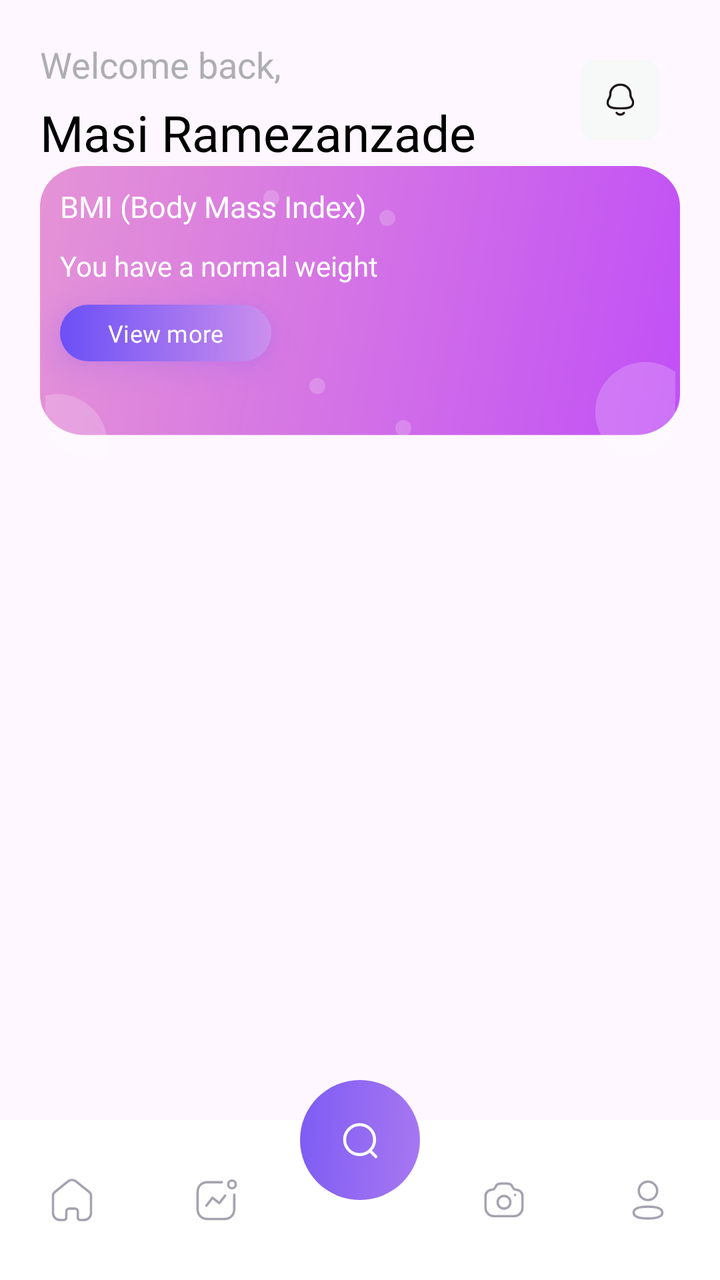
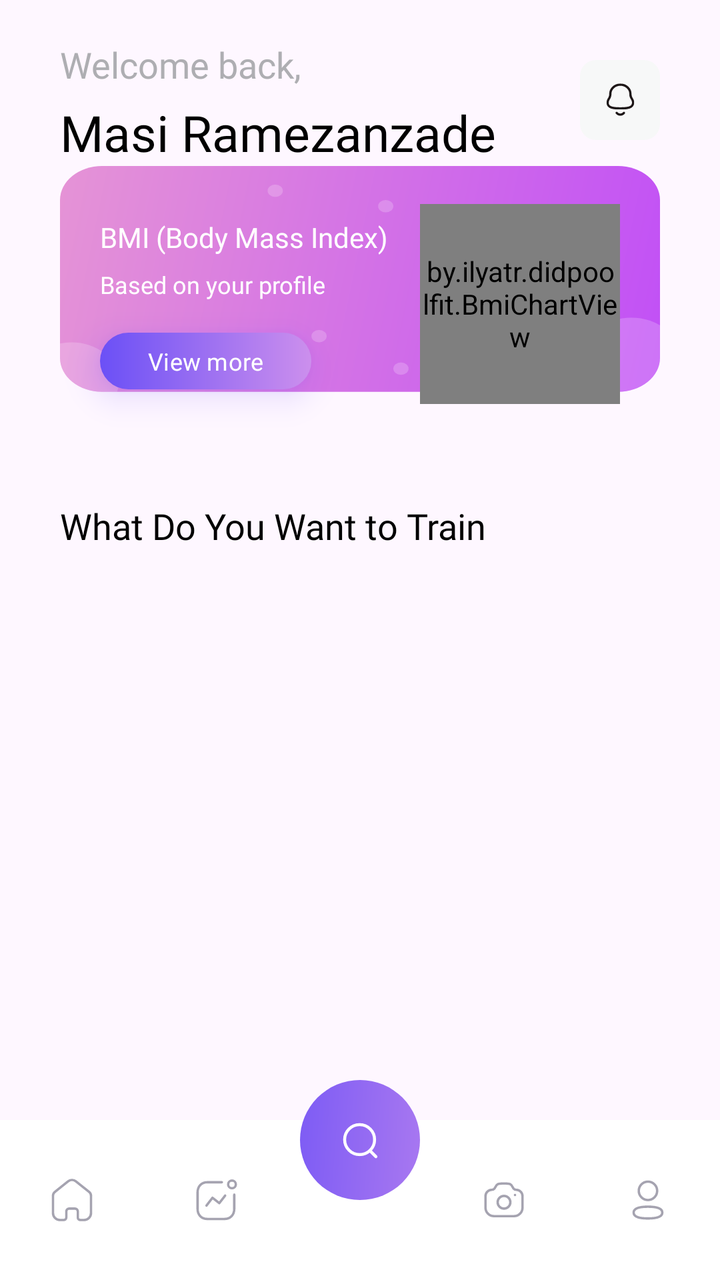

Screens rendered from an Android XML layout before and after an edit, with the pre-edit source and the edit as a unified diff.
<!-- AndroidManifest.xml: application theme Theme.DIDPOOLFit -->
<!-- res/layout/activity_home.xml -->
<?xml version="1.0" encoding="utf-8"?>
<androidx.constraintlayout.widget.ConstraintLayout xmlns:android="http://schemas.android.com/apk/res/android"
    xmlns:app="http://schemas.android.com/apk/res-auto"
    xmlns:tools="http://schemas.android.com/tools"
    android:id="@+id/main"
    android:layout_width="match_parent"
    android:layout_height="match_parent"
    tools:context=".HomeActivity">

    <TextView
        android:id="@+id/welcome_back"
        android:layout_width="wrap_content"
        android:layout_height="wrap_content"
        android:text="Welcome back,"
        android:textColor="#AEAEB2"
        android:fontFamily="@font/poppins_regular"
        app:layout_constraintStart_toStartOf="parent"
        app:layout_constraintTop_toTopOf="parent"
        android:layout_marginTop="20dp"
        android:layout_marginStart="20dp"
        android:textSize="18sp"/>
    <TextView
        android:id="@+id/name"
        android:layout_width="wrap_content"
        android:layout_height="wrap_content"
        android:text="Masi Ramezanzade"
        android:textColor="@color/black"
        android:fontFamily="@font/poppins_bold"
        app:layout_constraintStart_toStartOf="parent"
        app:layout_constraintTop_toBottomOf="@id/welcome_back"
        android:layout_marginTop="5dp"
        android:layout_marginStart="20dp"
        android:textSize="25sp"/>
    <ImageView
        android:id="@+id/notifiation"
        android:layout_width="wrap_content"
        android:layout_height="wrap_content"
        android:src="@drawable/notification"
        app:layout_constraintEnd_toEndOf="parent"
        app:layout_constraintTop_toTopOf="parent"/>

    <androidx.constraintlayout.widget.ConstraintLayout
        android:id="@+id/bmiCard"
        android:layout_width="match_parent"
        android:layout_height="wrap_content"
        app:layout_constraintTop_toBottomOf="@+id/name"
        app:layout_constraintStart_toStartOf="parent"
        app:layout_constraintEnd_toEndOf="parent"
        android:layout_marginHorizontal="20dp"
        android:background="@drawable/banner_background_bmi">
        <ImageView
            android:id="@+id/dots"
            android:layout_width="wrap_content"
            android:layout_height="wrap_content"
            app:layout_constraintStart_toStartOf="parent"
            app:layout_constraintEnd_toEndOf="parent"
            app:layout_constraintTop_toTopOf="parent"
            app:layout_constraintBottom_toBottomOf="parent"
            android:src="@drawable/banner_dots_bmi"/>
        <TextView
            android:id="@+id/BMI_text"
            android:layout_width="wrap_content"
            android:layout_height="wrap_content"
            android:fontFamily="@font/poppins_bold"
            android:textSize="15sp"
            android:textColor="@color/white"
            android:text="BMI (Body Mass Index)"
            app:layout_constraintStart_toStartOf="parent"
            app:layout_constraintTop_toTopOf="parent"
            android:layout_margin="10dp"/>
        <TextView
            android:id="@+id/verdict"
            android:layout_width="wrap_content"
            android:layout_height="wrap_content"
            android:text="You have a normal weight"
            android:fontFamily="@font/poppins_regular"
            android:textColor="@color/white"
            app:layout_constraintStart_toStartOf="parent"
            app:layout_constraintTop_toBottomOf="@id/BMI_text"
            android:layout_margin="10dp"/>

        <Button
            android:id="@+id/viewMore"
            android:layout_width="wrap_content"
            android:layout_height="wrap_content"
            app:layout_constraintTop_toBottomOf="@+id/verdict"
            app:layout_constraintStart_toStartOf="parent"
            android:textSize="12sp"
            android:fontFamily="@font/poppins_medium"
            android:background="@drawable/bg_button_gradient"
            app:backgroundTint="@null"
            android:elevation="10dp"
            android:minHeight="0dp"
            android:minWidth="0dp"
            android:insetTop="0dp"
            android:insetBottom="0dp"
            android:stateListAnimator="@null"
            android:outlineSpotShadowColor="@color/gradient_end_welcome_btn"
            android:outlineAmbientShadowColor="@color/gradient_end_welcome_btn"
            tools:targetApi="p"
            android:text="@string/view_more"
            android:layout_margin="10dp"/>
    </androidx.constraintlayout.widget.ConstraintLayout>

    <include
        android:id="@+id/bottomNav"
        layout="@layout/nav_bar"
        android:layout_width="0dp"
        android:layout_height="wrap_content"
        app:layout_constraintStart_toStartOf="parent"
        app:layout_constraintBottom_toBottomOf="parent"
        app:layout_constraintEnd_toEndOf="parent"/>

</androidx.constraintlayout.widget.ConstraintLayout>
<!-- res/layout/nav_bar.xml (included above) -->
<?xml version="1.0" encoding="utf-8"?>
<androidx.constraintlayout.widget.ConstraintLayout xmlns:android="http://schemas.android.com/apk/res/android"
    xmlns:app="http://schemas.android.com/apk/res-auto"
    android:layout_width="match_parent"
    android:layout_height="wrap_content">

    
    <View
        android:id="@+id/navBg"
        android:layout_width="0dp"
        android:layout_height="80dp"
        android:background="@drawable/navbar_bg"
        app:layout_constraintStart_toStartOf="parent"
        app:layout_constraintEnd_toEndOf="parent"
        app:layout_constraintBottom_toBottomOf="parent" />

    <ImageButton
        android:id="@+id/homeNav"
        android:layout_width="0dp"
        android:layout_height="wrap_content"
        android:layout_marginTop="16dp"
        android:paddingTop="12dp"
        android:paddingBottom="12dp"
        android:scaleType="center"
        android:src="@drawable/nav_home_selector"
        android:background="@null"
        android:contentDescription="@string/nav_home"
        app:layout_constraintTop_toTopOf="@id/navBg"
        app:layout_constraintStart_toStartOf="parent"
        app:layout_constraintEnd_toStartOf="@id/activityNav" />

    <ImageButton
        android:id="@+id/activityNav"
        android:layout_width="0dp"
        android:layout_height="wrap_content"
        android:layout_marginTop="16dp"
        android:paddingTop="12dp"
        android:paddingBottom="12dp"
        android:scaleType="center"
        android:src="@drawable/activity_nav"
        android:background="@null"
        android:contentDescription="@string/nav_activity"
        app:layout_constraintTop_toTopOf="@id/navBg"
        app:layout_constraintStart_toEndOf="@id/homeNav"
        app:layout_constraintEnd_toStartOf="@id/searchSlot" />

    <Space
        android:id="@+id/searchSlot"
        android:layout_width="0dp"
        android:layout_height="0dp"
        app:layout_constraintTop_toTopOf="@id/navBg"
        app:layout_constraintStart_toEndOf="@id/activityNav"
        app:layout_constraintEnd_toStartOf="@id/cameraNav" />

    <ImageButton
        android:id="@+id/cameraNav"
        android:layout_width="0dp"
        android:layout_height="wrap_content"
        android:layout_marginTop="16dp"
        android:paddingTop="12dp"
        android:paddingBottom="12dp"
        android:scaleType="center"
        android:src="@drawable/camera"
        android:background="@null"
        android:contentDescription="@string/nav_camera"
        app:layout_constraintTop_toTopOf="@id/navBg"
        app:layout_constraintStart_toEndOf="@id/searchSlot"
        app:layout_constraintEnd_toStartOf="@id/profileNav" />

    <ImageButton
        android:id="@+id/profileNav"
        android:layout_width="0dp"
        android:layout_height="wrap_content"
        android:layout_marginTop="16dp"
        android:paddingTop="12dp"
        android:paddingBottom="12dp"
        android:scaleType="center"
        android:src="@drawable/nav_profile_selector"
        android:background="@null"
        android:contentDescription="@string/nav_profile"
        app:layout_constraintTop_toTopOf="@id/navBg"
        app:layout_constraintStart_toEndOf="@id/cameraNav"
        app:layout_constraintEnd_toEndOf="parent" />

    <ImageButton
        android:id="@+id/searchNav"
        android:layout_width="wrap_content"
        android:layout_height="wrap_content"
        android:layout_marginBottom="10dp"
        android:src="@drawable/navbar_search"
        android:background="@null"
        android:contentDescription="@string/nav_search"
        app:layout_constraintBottom_toBottomOf="parent"
        app:layout_constraintStart_toStartOf="@id/searchSlot"
        app:layout_constraintEnd_toEndOf="@id/searchSlot" />

</androidx.constraintlayout.widget.ConstraintLayout>
<!-- resources referenced by this layout -->
<resources>
  <color name="black">#FF000000</color>
  <color name="gradient_end_welcome_btn">#6B50F6</color>
  <color name="white">#FFFFFFFF</color>
  <!-- drawable banner_background_bmi (drawable) -->
  <vector xmlns:android="http://schemas.android.com/apk/res/android"
      xmlns:aapt="http://schemas.android.com/aapt"
      android:width="315dp"
      android:height="178dp"
      android:viewportWidth="315"
      android:viewportHeight="178">
    <path
        android:pathData="M22,0L293,0A22,22 0,0 1,315 22L315,124A22,22 0,0 1,293 146L22,146A22,22 0,0 1,0 124L0,22A22,22 0,0 1,22 0z">
      <aapt:attr name="android:fillColor">
        <gradient
            android:startX="315"
            android:startY="146"
            android:endX="-95.89"
            android:endY="77.4"
            android:type="linear">
          <item android:offset="0" android:color="#FFC150F6"/>
          <item android:offset="1" android:color="#FFEEA4CE"/>
        </gradient>
      </aapt:attr>
    </path>
  </vector>
  <!-- drawable banner_dots_bmi (drawable) -->
  <vector xmlns:android="http://schemas.android.com/apk/res/android"
      xmlns:aapt="http://schemas.android.com/aapt"
      android:width="315dp"
      android:height="164dp"
      android:viewportWidth="315"
      android:viewportHeight="164">
    <group>
      <clip-path
          android:pathData="M22,0L293,0A22,22 0,0 1,315 22L315,124A22,22 0,0 1,293 146L22,146A22,22 0,0 1,0 124L0,22A22,22 0,0 1,22 0z"/>
      <path
          android:pathData="M300,123m-25,0a25,25 0,1 1,50 0a25,25 0,1 1,-50 0"
          android:strokeAlpha="0.2"
          android:fillColor="#ffffff"
          android:fillAlpha="0.2"/>
      <path
          android:pathData="M6,139m-25,0a25,25 0,1 1,50 0a25,25 0,1 1,-50 0"
          android:strokeAlpha="0.2"
          android:fillColor="#ffffff"
          android:fillAlpha="0.2"/>
      <path
          android:pathData="M171,26m-4,0a4,4 0,1 1,8 0a4,4 0,1 1,-8 0"
          android:strokeAlpha="0.2"
          android:fillColor="#ffffff"
          android:fillAlpha="0.2"/>
      <path
          android:pathData="M136,110m-4,0a4,4 0,1 1,8 0a4,4 0,1 1,-8 0"
          android:strokeAlpha="0.2"
          android:fillColor="#ffffff"
          android:fillAlpha="0.2"/>
      <path
          android:pathData="M113,16m-4,0a4,4 0,1 1,8 0a4,4 0,1 1,-8 0"
          android:strokeAlpha="0.2"
          android:fillColor="#ffffff"
          android:fillAlpha="0.2"/>
      <path
          android:pathData="M179,131m-4,0a4,4 0,1 1,8 0a4,4 0,1 1,-8 0"
          android:strokeAlpha="0.2"
          android:fillColor="#ffffff"
          android:fillAlpha="0.2"/>
    </group>
  </vector>
  <!-- drawable nav_home_selector (drawable) -->
  <?xml version="1.0" encoding="utf-8"?>
  <selector xmlns:android="http://schemas.android.com/apk/res/android">
      <item android:state_selected="true" android:drawable="@drawable/home_active"/>
      <item android:drawable="@drawable/home"/>
  
  </selector>
  <!-- drawable nav_profile_selector (drawable) -->
  <?xml version="1.0" encoding="utf-8"?>
  <selector xmlns:android="http://schemas.android.com/apk/res/android">
      <item android:state_selected="true" android:drawable="@drawable/profile_active"/>
      <item android:drawable="@drawable/profile"/>
  </selector>
  <!-- drawable navbar_bg (drawable) -->
  <vector xmlns:android="http://schemas.android.com/apk/res/android"
      android:width="375dp"
      android:height="80dp"
      android:viewportWidth="375"
      android:viewportHeight="80">
    <path
        android:pathData="M0,0H93.75H187.5H241H375V80H0V0Z"
        android:fillColor="#ffffff"/>
  </vector>
  <string name="nav_activity">Activity</string>
  <string name="nav_camera">Camera</string>
  <string name="nav_home">Home</string>
  <string name="nav_profile">Profile</string>
  <string name="nav_search">Search</string>
  <string name="view_more">View more</string>
  <style name="Theme.DIDPOOLFit" parent="Base.Theme.DIDPOOLFit" />
  <color name="gradient_start_welcome_btn">#CC8FED</color>
  <style name="Base.Theme.DIDPOOLFit" parent="Theme.Material3.DayNight.NoActionBar">
          
          
      </style>
  <!-- unchanged entries left out for length: 9 -->
</resources>

<!-- the commit's change to res/layout/activity_home.xml (unified diff, before → after) -->
@@ -11,105 +11,143 @@
         android:id="@+id/welcome_back"
         android:layout_width="wrap_content"
         android:layout_height="wrap_content"
+        android:layout_marginStart="30dp"
+        android:layout_marginTop="20dp"
+        android:fontFamily="@font/poppins_regular"
         android:text="Welcome back,"
         android:textColor="#AEAEB2"
-        android:fontFamily="@font/poppins_regular"
-        app:layout_constraintStart_toStartOf="parent"
-        app:layout_constraintTop_toTopOf="parent"
-        android:layout_marginTop="20dp"
-        android:layout_marginStart="20dp"
-        android:textSize="18sp"/>
+        android:textSize="18sp"
+        app:layout_constraintStart_toStartOf="parent"
+        app:layout_constraintTop_toTopOf="parent" />
+
     <TextView
         android:id="@+id/name"
         android:layout_width="wrap_content"
         android:layout_height="wrap_content"
+        android:layout_marginStart="30dp"
+        android:layout_marginTop="5dp"
+        android:fontFamily="@font/poppins_bold"
         android:text="Masi Ramezanzade"
         android:textColor="@color/black"
-        android:fontFamily="@font/poppins_bold"
-        app:layout_constraintStart_toStartOf="parent"
-        app:layout_constraintTop_toBottomOf="@id/welcome_back"
-        android:layout_marginTop="5dp"
-        android:layout_marginStart="20dp"
-        android:textSize="25sp"/>
+        android:textSize="25sp"
+        app:layout_constraintStart_toStartOf="parent"
+        app:layout_constraintTop_toBottomOf="@id/welcome_back" />
+
     <ImageView
         android:id="@+id/notifiation"
         android:layout_width="wrap_content"
         android:layout_height="wrap_content"
         android:src="@drawable/notification"
         app:layout_constraintEnd_toEndOf="parent"
-        app:layout_constraintTop_toTopOf="parent"/>
+        app:layout_constraintTop_toTopOf="parent" />
 
     <androidx.constraintlayout.widget.ConstraintLayout
         android:id="@+id/bmiCard"
         android:layout_width="match_parent"
         android:layout_height="wrap_content"
-        app:layout_constraintTop_toBottomOf="@+id/name"
-        app:layout_constraintStart_toStartOf="parent"
-        app:layout_constraintEnd_toEndOf="parent"
-        android:layout_marginHorizontal="20dp"
-        android:background="@drawable/banner_background_bmi">
-        <ImageView
-            android:id="@+id/dots"
-            android:layout_width="wrap_content"
-            android:layout_height="wrap_content"
-            app:layout_constraintStart_toStartOf="parent"
-            app:layout_constraintEnd_toEndOf="parent"
-            app:layout_constraintTop_toTopOf="parent"
-            app:layout_constraintBottom_toBottomOf="parent"
-            android:src="@drawable/banner_dots_bmi"/>
+        android:layout_marginHorizontal="30dp"
+        android:background="@drawable/bmi_bg"
+        app:layout_constraintEnd_toEndOf="parent"
+        app:layout_constraintStart_toStartOf="parent"
+        app:layout_constraintTop_toBottomOf="@+id/name">
+
         <TextView
             android:id="@+id/BMI_text"
-            android:layout_width="wrap_content"
+            android:layout_width="0dp"
             android:layout_height="wrap_content"
+            android:layout_marginStart="20dp"
+            android:layout_marginTop="26dp"
+            android:layout_marginEnd="6dp"
             android:fontFamily="@font/poppins_bold"
-            android:textSize="15sp"
+            android:text="BMI (Body Mass Index)"
             android:textColor="@color/white"
-            android:text="BMI (Body Mass Index)"
+            android:textSize="14sp"
+            app:layout_constraintEnd_toStartOf="@id/bmiChart"
             app:layout_constraintStart_toStartOf="parent"
-            app:layout_constraintTop_toTopOf="parent"
-            android:layout_margin="10dp"/>
+            app:layout_constraintTop_toTopOf="parent" />
+
         <TextView
             android:id="@+id/verdict"
-            android:layout_width="wrap_content"
+            android:layout_width="0dp"
             android:layout_height="wrap_content"
-            android:text="You have a normal weight"
+            android:layout_marginStart="20dp"
+            android:layout_marginTop="6dp"
+            android:layout_marginEnd="6dp"
             android:fontFamily="@font/poppins_regular"
+            android:text="@string/bmi_description"
             android:textColor="@color/white"
+            android:textSize="12sp"
+            app:layout_constraintEnd_toStartOf="@id/bmiChart"
             app:layout_constraintStart_toStartOf="parent"
-            app:layout_constraintTop_toBottomOf="@id/BMI_text"
-            android:layout_margin="10dp"/>
+            app:layout_constraintTop_toBottomOf="@id/BMI_text" />
 
         <Button
             android:id="@+id/viewMore"
             android:layout_width="wrap_content"
             android:layout_height="wrap_content"
-            app:layout_constraintTop_toBottomOf="@+id/verdict"
-            app:layout_constraintStart_toStartOf="parent"
-            android:textSize="12sp"
+            android:layout_marginStart="20dp"
+            android:layout_marginTop="16dp"
+            android:layout_marginBottom="26dp"
+            android:background="@drawable/bg_button_gradient"
+            android:elevation="10dp"
             android:fontFamily="@font/poppins_medium"
-            android:background="@drawable/bg_button_gradient"
-            app:backgroundTint="@null"
-            android:elevation="10dp"
-            android:minHeight="0dp"
-            android:minWidth="0dp"
             android:insetTop="0dp"
             android:insetBottom="0dp"
+            android:minWidth="0dp"
+            android:minHeight="0dp"
+            android:outlineAmbientShadowColor="@color/gradient_end_welcome_btn"
+            android:outlineSpotShadowColor="@color/gradient_end_welcome_btn"
             android:stateListAnimator="@null"
-            android:outlineSpotShadowColor="@color/gradient_end_welcome_btn"
-            android:outlineAmbientShadowColor="@color/gradient_end_welcome_btn"
-            tools:targetApi="p"
             android:text="@string/view_more"
-            android:layout_margin="10dp"/>
+            android:textSize="12sp"
+            app:backgroundTint="@null"
+            app:layout_constraintBottom_toBottomOf="parent"
+            app:layout_constraintStart_toStartOf="parent"
+            app:layout_constraintTop_toBottomOf="@+id/verdict"
+            app:layout_constraintVertical_bias="0"
+            tools:targetApi="p" />
+
+        <by.ilyatr.didpoolfit.BmiChartView
+            android:id="@+id/bmiChart"
+            android:layout_width="100dp"
+            android:layout_height="100dp"
+            android:layout_marginEnd="20dp"
+            app:layout_constraintBottom_toBottomOf="parent"
+            app:layout_constraintEnd_toEndOf="parent"
+            app:layout_constraintTop_toTopOf="parent" />
     </androidx.constraintlayout.widget.ConstraintLayout>
+
+    <TextView
+        android:id="@+id/workout_text"
+        android:layout_width="wrap_content"
+        android:layout_height="wrap_content"
+        android:textSize="18sp"
+        android:fontFamily="@font/poppins_bold"
+        android:textColor="@color/black"
+        android:text="What Do You Want to Train"
+        app:layout_constraintStart_toStartOf="parent"
+        app:layout_constraintTop_toBottomOf="@id/bmiCard"
+        android:layout_margin="30dp"/>
+
+    <androidx.recyclerview.widget.RecyclerView
+        android:id="@+id/workout_recycler_View"
+        android:layout_width="0dp"
+        android:layout_height="0dp"
+        android:paddingBottom="100dp"
+        android:clipToPadding="false"
+        app:layout_constraintStart_toStartOf="parent"
+        app:layout_constraintEnd_toEndOf="parent"
+        app:layout_constraintTop_toBottomOf="@id/workout_text"
+        app:layout_constraintBottom_toBottomOf="parent"/>
 
     <include
         android:id="@+id/bottomNav"
         layout="@layout/nav_bar"
         android:layout_width="0dp"
         android:layout_height="wrap_content"
-        app:layout_constraintStart_toStartOf="parent"
         app:layout_constraintBottom_toBottomOf="parent"
-        app:layout_constraintEnd_toEndOf="parent"/>
+        app:layout_constraintEnd_toEndOf="parent"
+        app:layout_constraintStart_toStartOf="parent" />
 
 </androidx.constraintlayout.widget.ConstraintLayout>
 <!-- res/layout/nav_bar.xml (included above) -->
<!-- resource entries referenced after the edit -->
@@ -3,70 +3,7 @@
   <color name="black">#FF000000</color>
   <color name="gradient_end_welcome_btn">#6B50F6</color>
   <color name="white">#FFFFFFFF</color>
-  <!-- drawable banner_background_bmi (drawable) -->
-  <vector xmlns:android="http://schemas.android.com/apk/res/android"
-      xmlns:aapt="http://schemas.android.com/aapt"
-      android:width="315dp"
-      android:height="178dp"
-      android:viewportWidth="315"
-      android:viewportHeight="178">
-    <path
-        android:pathData="M22,0L293,0A22,22 0,0 1,315 22L315,124A22,22 0,0 1,293 146L22,146A22,22 0,0 1,0 124L0,22A22,22 0,0 1,22 0z">
-      <aapt:attr name="android:fillColor">
-        <gradient
-            android:startX="315"
-            android:startY="146"
-            android:endX="-95.89"
-            android:endY="77.4"
-            android:type="linear">
-          <item android:offset="0" android:color="#FFC150F6"/>
-          <item android:offset="1" android:color="#FFEEA4CE"/>
-        </gradient>
-      </aapt:attr>
-    </path>
-  </vector>
-  <!-- drawable banner_dots_bmi (drawable) -->
-  <vector xmlns:android="http://schemas.android.com/apk/res/android"
-      xmlns:aapt="http://schemas.android.com/aapt"
-      android:width="315dp"
-      android:height="164dp"
-      android:viewportWidth="315"
-      android:viewportHeight="164">
-    <group>
-      <clip-path
-          android:pathData="M22,0L293,0A22,22 0,0 1,315 22L315,124A22,22 0,0 1,293 146L22,146A22,22 0,0 1,0 124L0,22A22,22 0,0 1,22 0z"/>
-      <path
-          android:pathData="M300,123m-25,0a25,25 0,1 1,50 0a25,25 0,1 1,-50 0"
-          android:strokeAlpha="0.2"
-          android:fillColor="#ffffff"
-          android:fillAlpha="0.2"/>
-      <path
-          android:pathData="M6,139m-25,0a25,25 0,1 1,50 0a25,25 0,1 1,-50 0"
-          android:strokeAlpha="0.2"
-          android:fillColor="#ffffff"
-          android:fillAlpha="0.2"/>
-      <path
-          android:pathData="M171,26m-4,0a4,4 0,1 1,8 0a4,4 0,1 1,-8 0"
-          android:strokeAlpha="0.2"
-          android:fillColor="#ffffff"
-          android:fillAlpha="0.2"/>
-      <path
-          android:pathData="M136,110m-4,0a4,4 0,1 1,8 0a4,4 0,1 1,-8 0"
-          android:strokeAlpha="0.2"
-          android:fillColor="#ffffff"
-          android:fillAlpha="0.2"/>
-      <path
-          android:pathData="M113,16m-4,0a4,4 0,1 1,8 0a4,4 0,1 1,-8 0"
-          android:strokeAlpha="0.2"
-          android:fillColor="#ffffff"
-          android:fillAlpha="0.2"/>
-      <path
-          android:pathData="M179,131m-4,0a4,4 0,1 1,8 0a4,4 0,1 1,-8 0"
-          android:strokeAlpha="0.2"
-          android:fillColor="#ffffff"
-          android:fillAlpha="0.2"/>
-    </group>
-  </vector>
+  <!-- drawable bmi_bg: vector/xml drawable (drawable, 2052 chars, omitted) -->
   <!-- drawable nav_home_selector (drawable) -->
   <?xml version="1.0" encoding="utf-8"?>
   <selector xmlns:android="http://schemas.android.com/apk/res/android">
@@ -90,6 +27,7 @@
         android:pathData="M0,0H93.75H187.5H241H375V80H0V0Z"
         android:fillColor="#ffffff"/>
   </vector>
+  <string name="bmi_description">Based on your profile</string>
   <string name="nav_activity">Activity</string>
   <string name="nav_camera">Camera</string>
   <string name="nav_home">Home</string>
